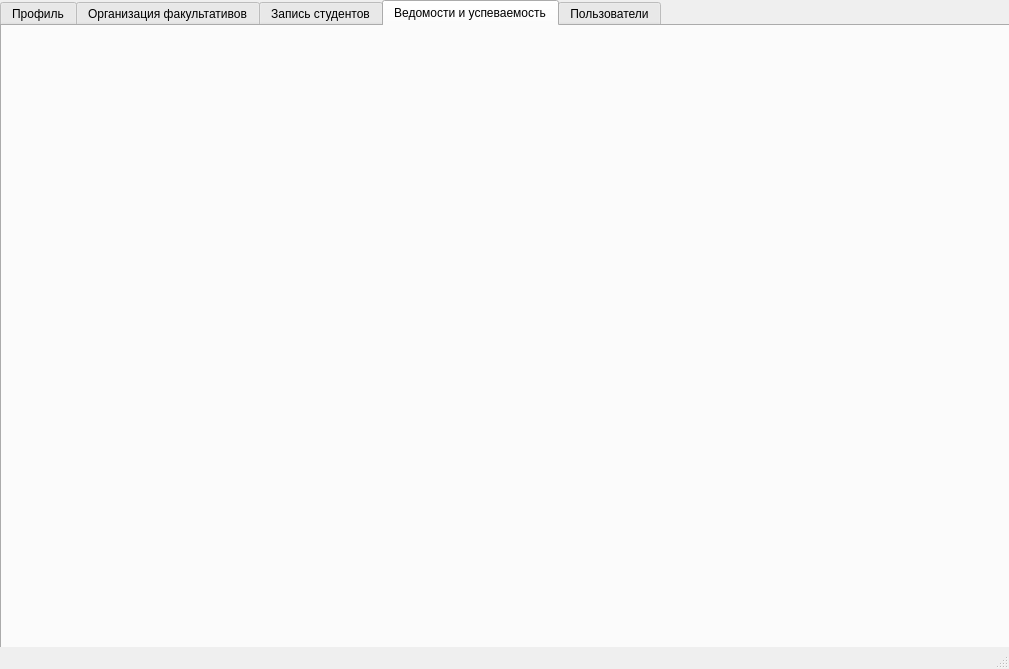
The window that src/view/mainwindow.ui (yarovoy762dmij/Elective-courses-system) describes before a commit, drawn with Qt 5.
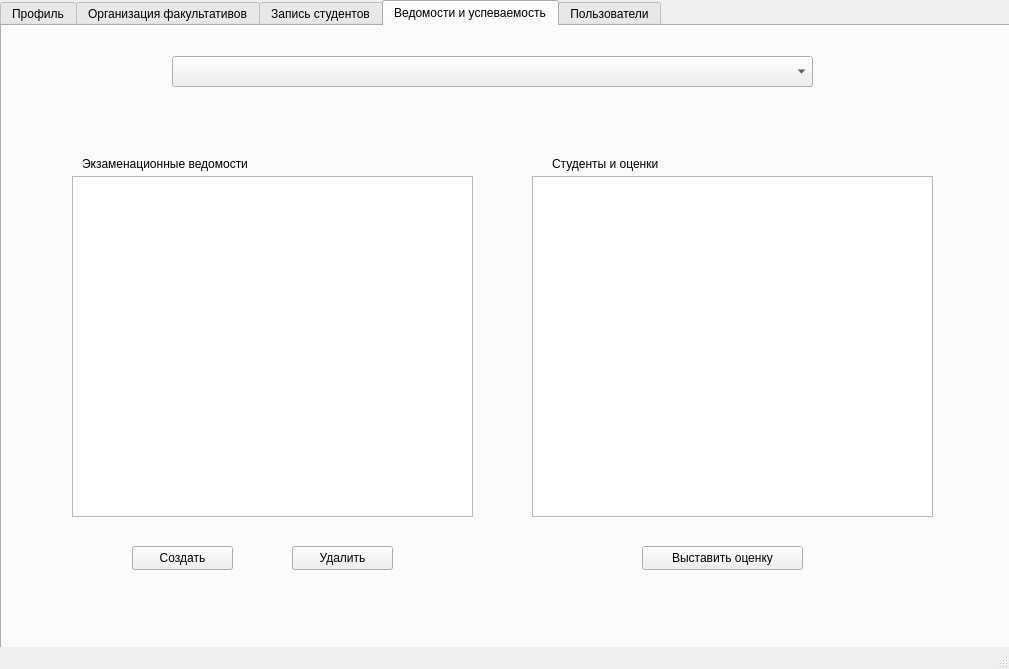
The same window after the commit. The open tabs and pages were chosen to show the change.

Diff of the .ui file:
```diff
--- a/src/view/mainwindow.ui
+++ b/src/view/mainwindow.ui
@@ -535,6 +535,101 @@
      <attribute name="title">
       <string>Ведомости и успеваемость</string>
      </attribute>
+     <widget class="QComboBox" name="cbSemesterCourse">
+      <property name="geometry">
+       <rect>
+        <x>170</x>
+        <y>30</y>
+        <width>641</width>
+        <height>31</height>
+       </rect>
+      </property>
+     </widget>
+     <widget class="QTableView" name="tableView">
+      <property name="geometry">
+       <rect>
+        <x>530</x>
+        <y>150</y>
+        <width>401</width>
+        <height>341</height>
+       </rect>
+      </property>
+     </widget>
+     <widget class="QTableView" name="tableView_2">
+      <property name="geometry">
+       <rect>
+        <x>70</x>
+        <y>150</y>
+        <width>401</width>
+        <height>341</height>
+       </rect>
+      </property>
+     </widget>
+     <widget class="QPushButton" name="btnSheetCreate">
+      <property name="geometry">
+       <rect>
+        <x>130</x>
+        <y>520</y>
+        <width>101</width>
+        <height>24</height>
+       </rect>
+      </property>
+      <property name="text">
+       <string>Создать</string>
+      </property>
+     </widget>
+     <widget class="QPushButton" name="btnSheetDelete">
+      <property name="geometry">
+       <rect>
+        <x>290</x>
+        <y>520</y>
+        <width>101</width>
+        <height>24</height>
+       </rect>
+      </property>
+      <property name="text">
+       <string>Удалить</string>
+      </property>
+     </widget>
+     <widget class="QPushButton" name="btnSetGrade">
+      <property name="geometry">
+       <rect>
+        <x>640</x>
+        <y>520</y>
+        <width>161</width>
+        <height>24</height>
+       </rect>
+      </property>
+      <property name="text">
+       <string>Выставить оценку</string>
+      </property>
+     </widget>
+     <widget class="QLabel" name="label_11">
+      <property name="geometry">
+       <rect>
+        <x>80</x>
+        <y>130</y>
+        <width>171</width>
+        <height>16</height>
+       </rect>
+      </property>
+      <property name="text">
+       <string>Экзаменационные ведомости</string>
+      </property>
+     </widget>
+     <widget class="QLabel" name="label_12">
+      <property name="geometry">
+       <rect>
+        <x>550</x>
+        <y>130</y>
+        <width>201</width>
+        <height>16</height>
+       </rect>
+      </property>
+      <property name="text">
+       <string>Студенты и оценки</string>
+      </property>
+     </widget>
     </widget>
     <widget class="QWidget" name="tab_3">
      <attribute name="title">
```
Left out of the diff: 69 changed lines with no effect on the pictures.
